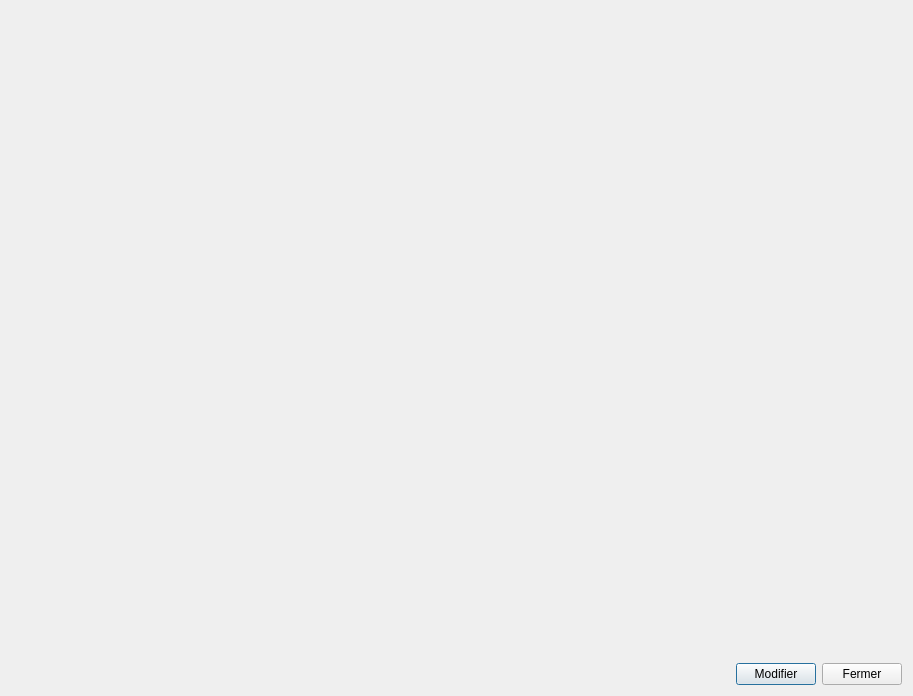
Old version of the form objectdialog.ui in the repository Paracetamol56/Observeur2.
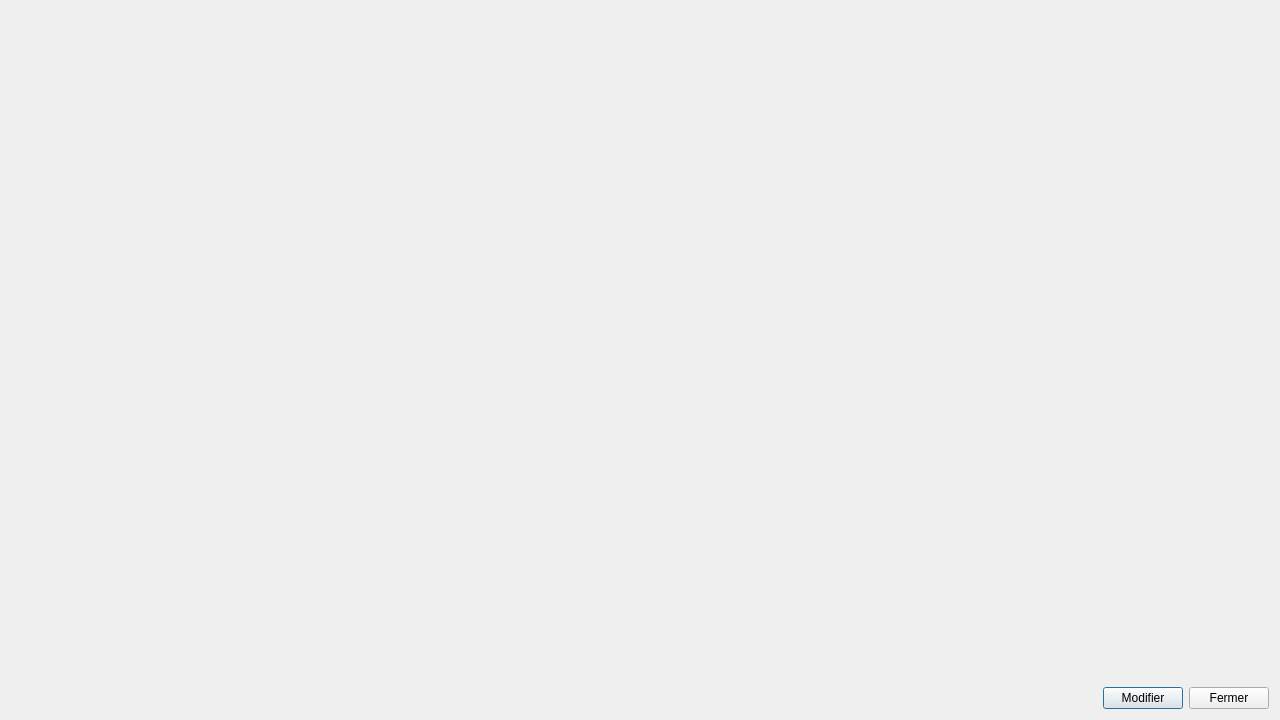
New version of the form. Icons and pictures are not drawn.

What changed in the file:
```diff
--- a/objectdialog.ui
+++ b/objectdialog.ui
@@ -6,8 +6,8 @@
    <rect>
     <x>0</x>
     <y>0</y>
-    <width>913</width>
-    <height>696</height>
+    <width>1280</width>
+    <height>720</height>
    </rect>
   </property>
   <property name="windowTitle">
@@ -23,19 +23,6 @@
      <item>
       <layout class="QFormLayout" name="formLayout"/>
      </item>
-     <item>
-      <spacer name="horizontalSpacer">
-       <property name="orientation">
-        <enum>Qt::Horizontal</enum>
-       </property>
-       <property name="sizeHint" stdset="0">
-        <size>
-         <width>40</width>
-         <height>20</height>
-        </size>
-       </property>
-      </spacer>
-     </item>
     </layout>
    </item>
    <item>
```
